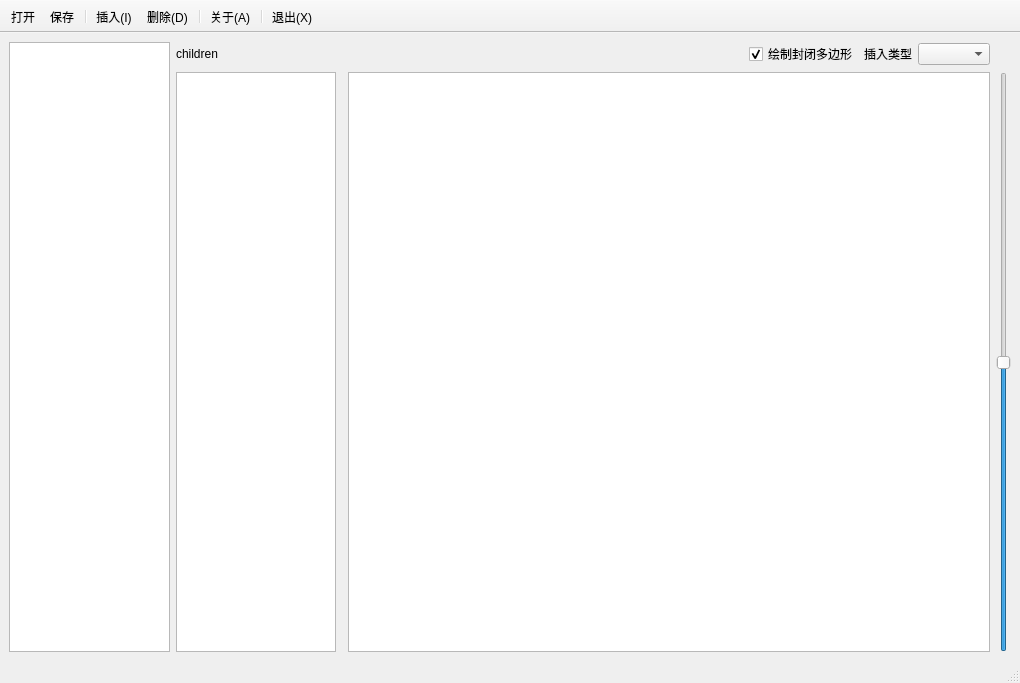
bssthu/L5MapEditor, file Form.ui: the form before one commit.
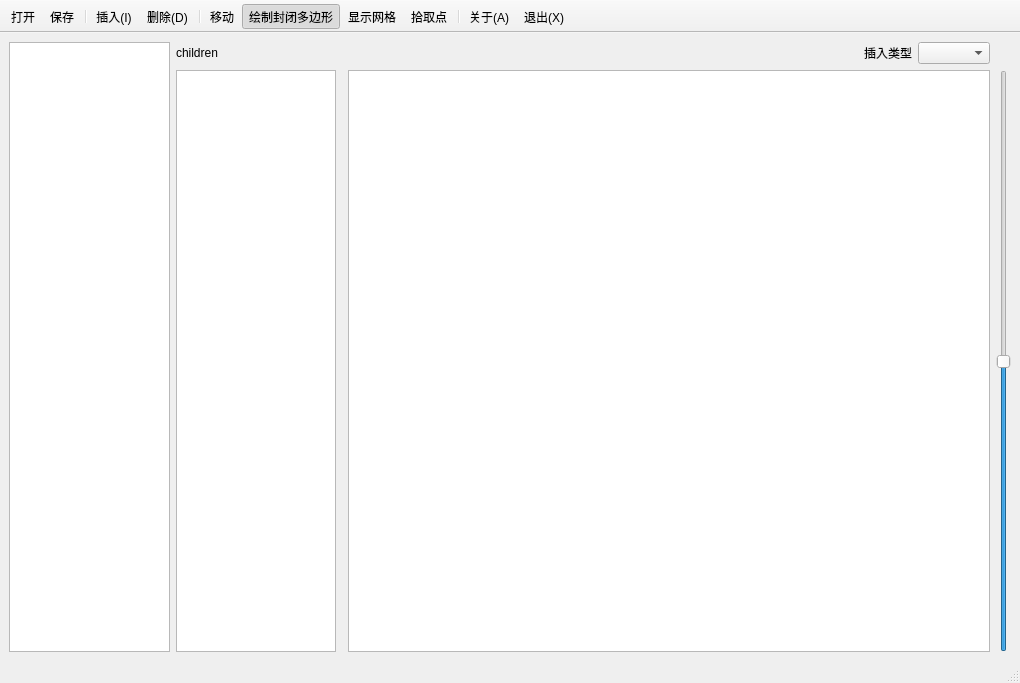
The form after the commit. Icons and pictures are not drawn. Custom widgets are drawn as their Qt base class.

Patch:
```diff
--- a/Form.ui
+++ b/Form.ui
@@ -71,16 +71,6 @@
         </property>
        </widget>
       </item>
-      <item>
-       <widget class="QCheckBox" name="closePolygonCheckBox">
-        <property name="text">
-         <string>绘制封闭多边形</string>
-        </property>
-        <property name="checked">
-         <bool>true</bool>
-        </property>
-       </widget>
-      </item>
       <item>
        <widget class="QLabel" name="insertTypeLabel">
         <property name="text">
@@ -169,8 +159,12 @@
    <addaction name="insertAction"/>
    <addaction name="deleteAction"/>
    <addaction name="separator"/>
+   <addaction name="moveAction"/>
+   <addaction name="closedPolygonAction"/>
+   <addaction name="gridAction"/>
+   <addaction name="dotAction"/>
+   <addaction name="separator"/>
    <addaction name="aboutAction"/>
-   <addaction name="separator"/>
    <addaction name="exitAction"/>
   </widget>
   <action name="openAction">
@@ -260,6 +254,60 @@
     <string>Alt+X</string>
    </property>
   </action>
+  <action name="moveAction">
+   <property name="checkable">
+    <bool>true</bool>
+   </property>
+   <property name="icon">
+    <iconset resource="resource.qrc">
+     <normaloff>:/img/move.png</normaloff>:/img/move.png</iconset>
+   </property>
+   <property name="text">
+    <string>移动</string>
+   </property>
+  </action>
+  <action name="closedPolygonAction">
+   <property name="checkable">
+    <bool>true</bool>
+   </property>
+   <property name="checked">
+    <bool>true</bool>
+   </property>
+   <property name="icon">
+    <iconset resource="resource.qrc">
+     <normaloff>:/img/closed_polygon.png</normaloff>:/img/closed_polygon.png</iconset>
+   </property>
+   <property name="text">
+    <string>绘制封闭多边形</string>
+   </property>
+   <property name="toolTip">
+    <string>绘制封闭多边形</string>
+   </property>
+  </action>
+  <action name="gridAction">
+   <property name="checkable">
+    <bool>true</bool>
+   </property>
+   <property name="icon">
+    <iconset>
+     <normaloff>img/grid.png</normaloff>img/grid.png</iconset>
+   </property>
+   <property name="text">
+    <string>显示网格</string>
+   </property>
+  </action>
+  <action name="dotAction">
+   <property name="checkable">
+    <bool>true</bool>
+   </property>
+   <property name="icon">
+    <iconset resource="resource.qrc">
+     <normaloff>:/img/dot.png</normaloff>:/img/dot.png</iconset>
+   </property>
+   <property name="text">
+    <string>拾取点</string>
+   </property>
+  </action>
  </widget>
  <customwidgets>
   <customwidget>
```
